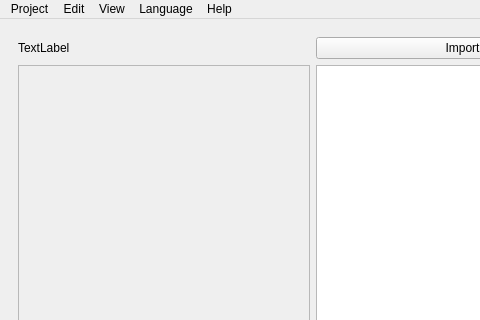
The window that RTIe/RTIe_builder/system_ui.ui (Super-SaiyanSandwich/ECMM427) describes before a commit, drawn with Qt 5; both pictures show x 0 to 480 and y 0 to 320 of the 925 by 697 pixel window.
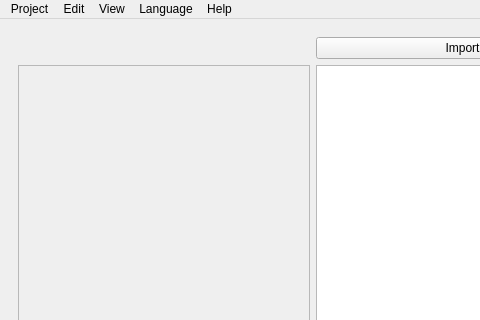
The same window after the commit. Icons and pictures are not drawn.

What changed in the file:
```diff
--- a/RTIe/RTIe_builder/system_ui.ui
+++ b/RTIe/RTIe_builder/system_ui.ui
@@ -96,16 +96,6 @@
           </property>
          </widget>
         </item>
-        <item row="0" column="0">
-         <widget class="QLabel" name="label">
-          <property name="enabled">
-           <bool>true</bool>
-          </property>
-          <property name="text">
-           <string>TextLabel</string>
-          </property>
-         </widget>
-        </item>
        </layout>
       </widget>
       <widget class="QWidget" name="page2">
```
